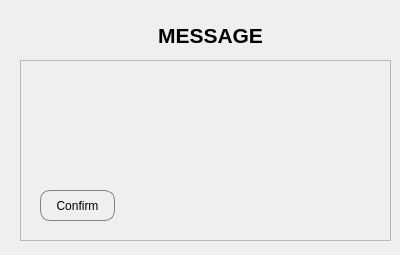
The window that forms/pop_up_message.ui (GeraldHolt/django-pyqt) describes before a commit, drawn with Qt 5.
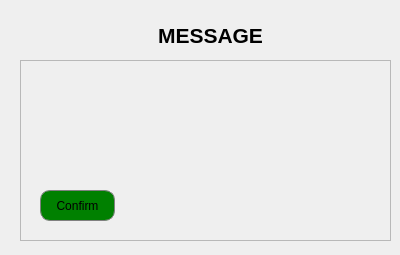
The same window after the commit.

Diff of the .ui file:
```diff
--- a/forms/pop_up_message.ui
+++ b/forms/pop_up_message.ui
@@ -41,16 +41,12 @@
      <string notr="true">   QPushButton {
          border: 1px solid gray;
          border-radius: 10px;
-		 background-color: qlineargradient(x1: 0, y1: 0, x2: 0, y2: 1,
-                                           stop: 0 #f6f7fa, stop: 1 rgb(43, 200, 7));
+		 background-color: green;
 	
 	
      }
 
- QPushButton:pressed {
-         background-color: qlineargradient(x1: 0, y1: 0, x2: 0, y2: 1,
-                                           stop: 0 #dadbde, stop: 1 #f6f7fa);
-     }</string>
+ </string>
     </property>
     <property name="text">
      <string>Confirm</string>
```
